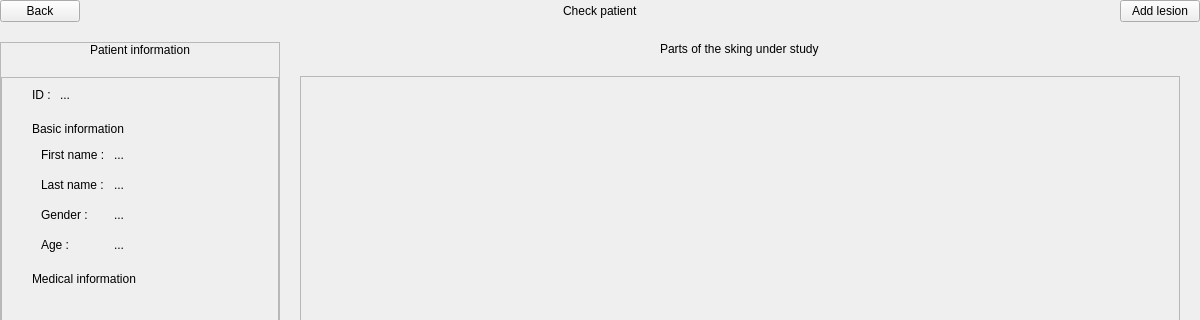
The window that skin application/skinApplication/src/views/ui/ui_check_patient.ui (AgustinCartaya/SkinApplication) describes before a commit, drawn with Qt 5; both pictures show x 0 to 1200 and y 0 to 320 of the 1200 by 800 pixel window.
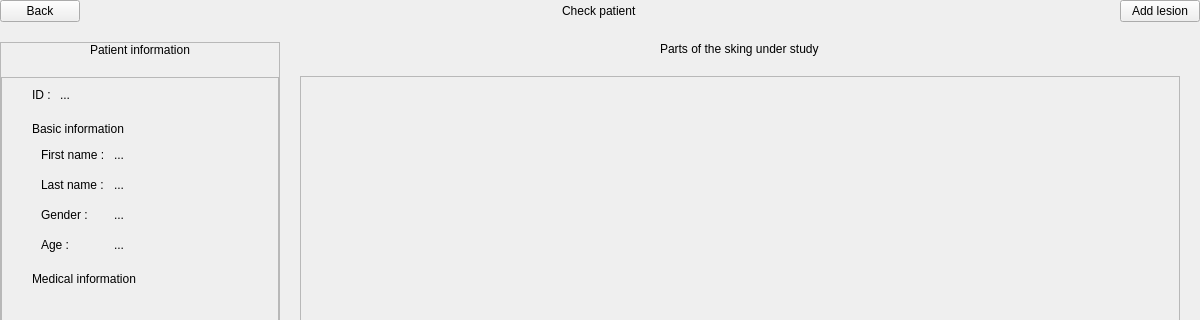
The same window after the commit. Custom widgets are drawn as their Qt base class.

Patch:
```diff
--- a/skin application/skinApplication/src/views/ui/ui_check_patient.ui
+++ b/skin application/skinApplication/src/views/ui/ui_check_patient.ui
@@ -33,54 +33,25 @@
     <number>0</number>
    </property>
    <item>
-    <layout class="QHBoxLayout" name="ly_navigator">
+    <layout class="QHBoxLayout" name="ly_navigator" stretch="1,1,1">
      <property name="topMargin">
       <number>0</number>
      </property>
-     <item>
+     <item alignment="Qt::AlignLeft">
       <widget class="NavigatorButton" name="bt_back">
        <property name="text">
         <string>Back</string>
        </property>
       </widget>
      </item>
-     <item>
-      <spacer name="horizontalSpacer">
-       <property name="orientation">
-        <enum>Qt::Horizontal</enum>
-       </property>
-       <property name="sizeHint" stdset="0">
-        <size>
-         <width>40</width>
-         <height>20</height>
-        </size>
-       </property>
-      </spacer>
-     </item>
-     <item>
+     <item alignment="Qt::AlignHCenter">
       <widget class="Label" name="lb_title">
        <property name="text">
         <string>Check patient</string>
        </property>
       </widget>
      </item>
-     <item>
-      <spacer name="horizontalSpacer_2">
-       <property name="orientation">
-        <enum>Qt::Horizontal</enum>
-       </property>
-       <property name="sizeType">
-        <enum>QSizePolicy::Expanding</enum>
-       </property>
-       <property name="sizeHint" stdset="0">
-        <size>
-         <width>40</width>
-         <height>20</height>
-        </size>
-       </property>
-      </spacer>
-     </item>
-     <item>
+     <item alignment="Qt::AlignRight">
       <widget class="NavigatorButton" name="bt_add_lesion">
        <property name="text">
         <string>Add lesion</string>
@@ -157,7 +128,7 @@
              <x>0</x>
              <y>0</y>
              <width>276</width>
-             <height>657</height>
+             <height>648</height>
             </rect>
            </property>
            <layout class="QVBoxLayout" name="verticalLayout_5">
@@ -410,7 +381,7 @@
             <x>0</x>
             <y>0</y>
             <width>875</width>
-            <height>714</height>
+            <height>708</height>
            </rect>
           </property>
           <layout class="QVBoxLayout" name="verticalLayout_6">
```
Left out of the diff: 2 changed lines with no effect on the pictures.
